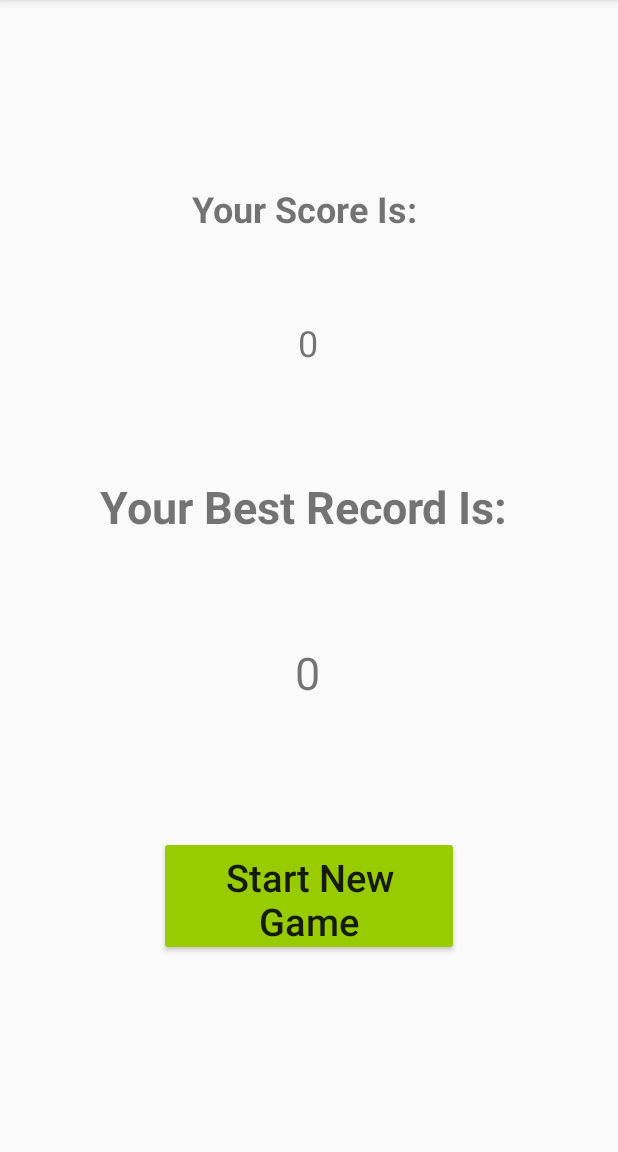
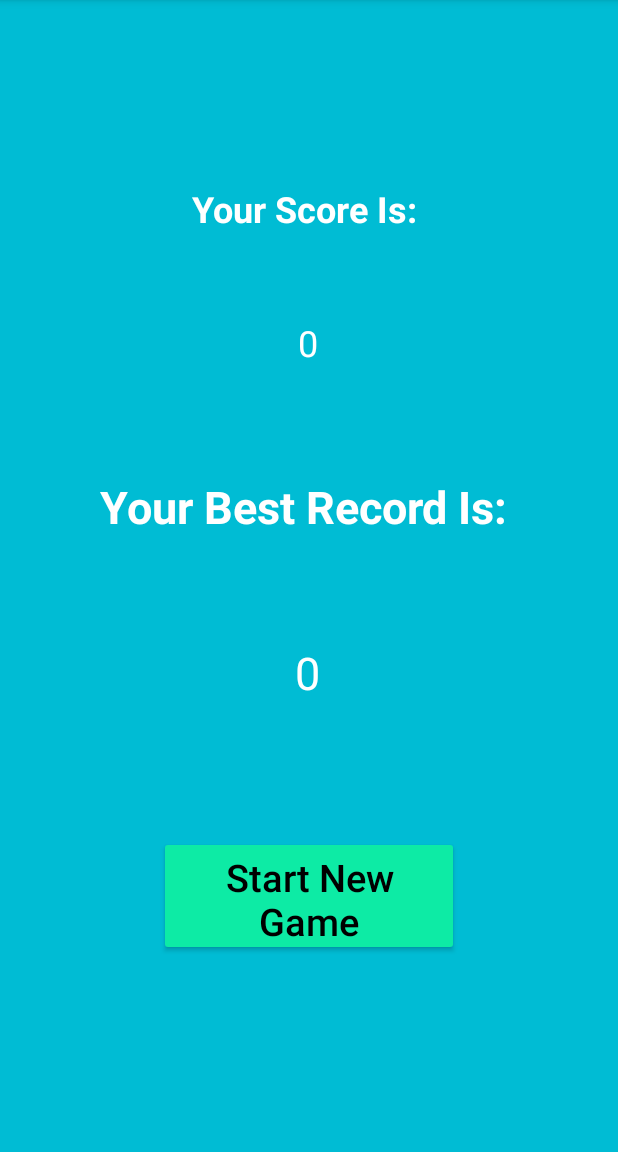
Before and after one commit to HassanBoukhamseen/BattleOfWits, an Android app: the HomeActivity screen opened directly, with no data from a screen before it, on a phone screen of 412 x 824 dp, the part 84-1236 px from its top. Run offline under Robolectric (Android 15) with nearby library versions, the phone set to English and light mode, and no system bars; our stand-ins replace Volley.

Commit message:
Score page UI change!!

```diff
--- a/app/src/main/res/layout/activity_home.xml
+++ b/app/src/main/res/layout/activity_home.xml
@@ -4,15 +4,17 @@
     xmlns:tools="http://schemas.android.com/tools"
     android:layout_width="match_parent"
     android:layout_height="match_parent"
+    android:background="#00BCD4"
     tools:context=".HomeActivity">
 
     <Button
         android:id="@+id/GameStart"
         android:layout_width="200dp"
         android:layout_height="80dp"
-        android:backgroundTint="@android:color/holo_green_light"
+        android:backgroundTint="#0DEBA5"
         android:text="Start New Game"
         android:textAllCaps="false"
+        android:textColor="@android:color/black"
         android:textSize="25sp"
         app:layout_constraintBottom_toBottomOf="parent"
         app:layout_constraintEnd_toEndOf="parent"
@@ -25,6 +27,7 @@
         android:layout_width="wrap_content"
         android:layout_height="wrap_content"
         android:text="Your Score Is: "
+        android:textColor="@android:color/white"
         android:textSize="24sp"
         android:textStyle="bold"
         app:layout_constraintBottom_toBottomOf="parent"
@@ -38,6 +41,7 @@
         android:layout_width="wrap_content"
         android:layout_height="wrap_content"
         android:text="Your Best Record Is: "
+        android:textColor="@android:color/white"
         android:textSize="30sp"
         android:textStyle="bold"
         app:layout_constraintBottom_toBottomOf="parent"
@@ -50,6 +54,7 @@
         android:id="@+id/Score"
         android:layout_width="wrap_content"
         android:layout_height="wrap_content"
+        android:textColor="@android:color/white"
         android:textSize="24sp"
         app:layout_constraintBottom_toBottomOf="parent"
         app:layout_constraintEnd_toEndOf="parent"
@@ -62,6 +67,7 @@
         android:id="@+id/Record"
         android:layout_width="wrap_content"
         android:layout_height="wrap_content"
+        android:textColor="@android:color/white"
         android:textSize="30sp"
         app:layout_constraintBottom_toBottomOf="parent"
         app:layout_constraintEnd_toEndOf="parent"
```
